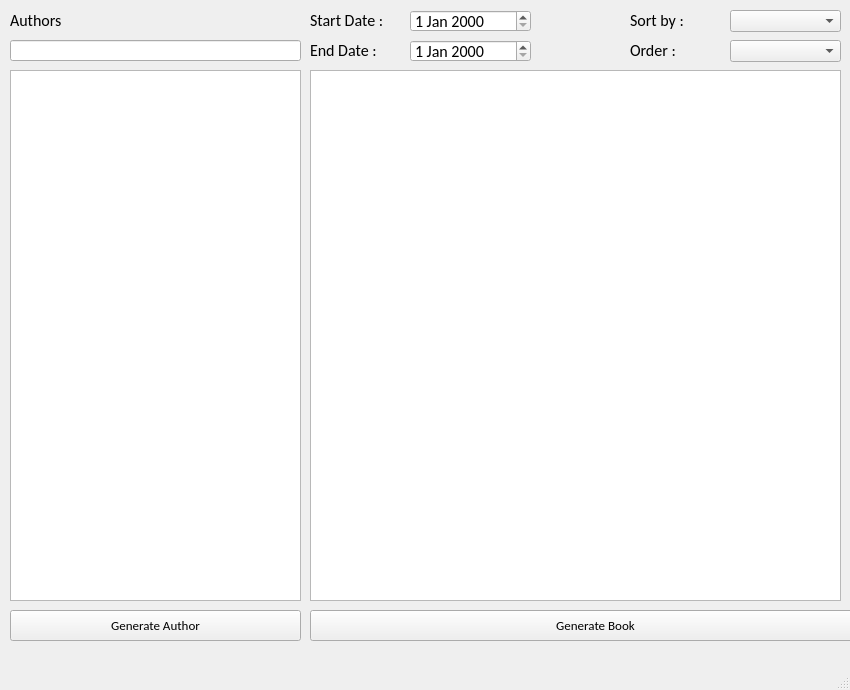
The window that AuthorsAndBooks/mainwindow.ui (knu-2-tochanenko/Exam) describes before a commit, drawn with Qt 5.
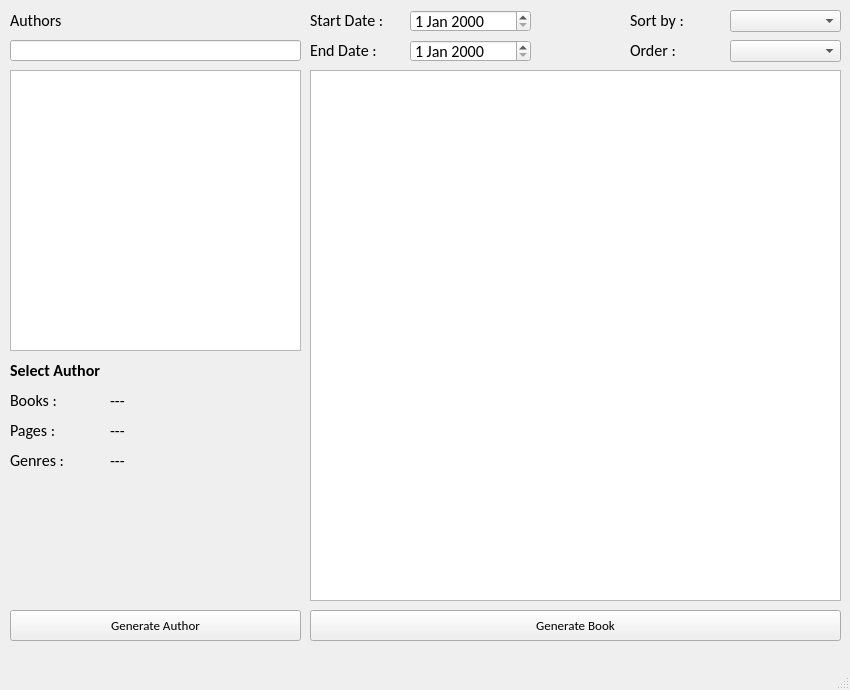
The same window after the commit.

Commit message: Added methods which count days and books/

Patch:
```diff
--- a/AuthorsAndBooks/mainwindow.ui
+++ b/AuthorsAndBooks/mainwindow.ui
@@ -138,7 +138,7 @@
      <rect>
       <x>310</x>
       <y>610</y>
-      <width>571</width>
+      <width>531</width>
       <height>31</height>
      </rect>
     </property>
@@ -149,9 +149,9 @@
    <widget class="QLabel" name="label_4">
     <property name="geometry">
      <rect>
-      <x>630</x>
-      <y>10</y>
-      <width>91</width>
+      <x>10</x>
+      <y>390</y>
+      <width>81</width>
       <height>21</height>
      </rect>
     </property>
@@ -161,7 +161,7 @@
      </font>
     </property>
     <property name="text">
-     <string>Sort by :</string>
+     <string>Books :</string>
     </property>
     <property name="alignment">
      <set>Qt::AlignLeading|Qt::AlignLeft|Qt::AlignTop</set>
@@ -183,7 +183,7 @@
       <x>10</x>
       <y>70</y>
       <width>291</width>
-      <height>531</height>
+      <height>281</height>
      </rect>
     </property>
    </widget>
@@ -231,6 +231,152 @@
      </rect>
     </property>
    </widget>
+   <widget class="QLabel" name="authorBooksCount">
+    <property name="geometry">
+     <rect>
+      <x>110</x>
+      <y>390</y>
+      <width>191</width>
+      <height>21</height>
+     </rect>
+    </property>
+    <property name="font">
+     <font>
+      <pointsize>12</pointsize>
+     </font>
+    </property>
+    <property name="text">
+     <string>---</string>
+    </property>
+    <property name="alignment">
+     <set>Qt::AlignLeading|Qt::AlignLeft|Qt::AlignTop</set>
+    </property>
+   </widget>
+   <widget class="QLabel" name="label_6">
+    <property name="geometry">
+     <rect>
+      <x>10</x>
+      <y>420</y>
+      <width>81</width>
+      <height>21</height>
+     </rect>
+    </property>
+    <property name="font">
+     <font>
+      <pointsize>12</pointsize>
+     </font>
+    </property>
+    <property name="text">
+     <string>Pages :</string>
+    </property>
+    <property name="alignment">
+     <set>Qt::AlignLeading|Qt::AlignLeft|Qt::AlignTop</set>
+    </property>
+   </widget>
+   <widget class="QLabel" name="authorPagesCount">
+    <property name="geometry">
+     <rect>
+      <x>110</x>
+      <y>420</y>
+      <width>191</width>
+      <height>21</height>
+     </rect>
+    </property>
+    <property name="font">
+     <font>
+      <pointsize>12</pointsize>
+     </font>
+    </property>
+    <property name="text">
+     <string>---</string>
+    </property>
+    <property name="alignment">
+     <set>Qt::AlignLeading|Qt::AlignLeft|Qt::AlignTop</set>
+    </property>
+   </widget>
+   <widget class="QLabel" name="label_7">
+    <property name="geometry">
+     <rect>
+      <x>10</x>
+      <y>450</y>
+      <width>121</width>
+      <height>21</height>
+     </rect>
+    </property>
+    <property name="font">
+     <font>
+      <pointsize>12</pointsize>
+     </font>
+    </property>
+    <property name="text">
+     <string>Genres :</string>
+    </property>
+    <property name="alignment">
+     <set>Qt::AlignLeading|Qt::AlignLeft|Qt::AlignTop</set>
+    </property>
+   </widget>
+   <widget class="QLabel" name="authorGenres">
+    <property name="geometry">
+     <rect>
+      <x>110</x>
+      <y>450</y>
+      <width>191</width>
+      <height>151</height>
+     </rect>
+    </property>
+    <property name="font">
+     <font>
+      <pointsize>12</pointsize>
+     </font>
+    </property>
+    <property name="text">
+     <string>---</string>
+    </property>
+    <property name="alignment">
+     <set>Qt::AlignLeading|Qt::AlignLeft|Qt::AlignTop</set>
+    </property>
+   </widget>
+   <widget class="QLabel" name="authorName">
+    <property name="geometry">
+     <rect>
+      <x>10</x>
+      <y>360</y>
+      <width>291</width>
+      <height>21</height>
+     </rect>
+    </property>
+    <property name="font">
+     <font>
+      <pointsize>12</pointsize>
+      <weight>75</weight>
+      <bold>true</bold>
+     </font>
+    </property>
+    <property name="text">
+     <string>Select Author</string>
+    </property>
+   </widget>
+   <widget class="QLabel" name="label_8">
+    <property name="geometry">
+     <rect>
+      <x>630</x>
+      <y>10</y>
+      <width>81</width>
+      <height>21</height>
+     </rect>
+    </property>
+    <property name="font">
+     <font>
+      <pointsize>12</pointsize>
+     </font>
+    </property>
+    <property name="text">
+     <string>Sort by :</string>
+    </property>
+    <property name="alignment">
+     <set>Qt::AlignLeading|Qt::AlignLeft|Qt::AlignTop</set>
+    </property>
+   </widget>
   </widget>
   <widget class="QMenuBar" name="menuBar">
    <property name="geometry">
```
Left out of the diff: 2 changed lines with no effect on the pictures. The commit also changes 15 other files.
